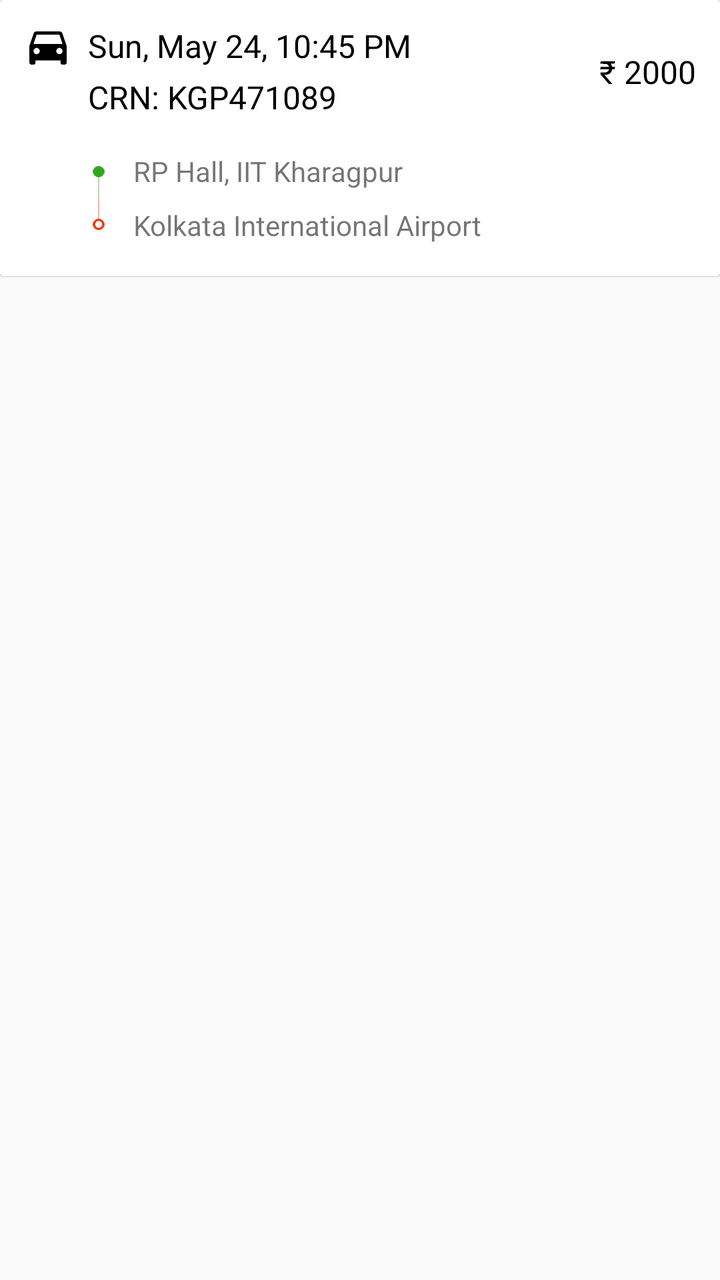
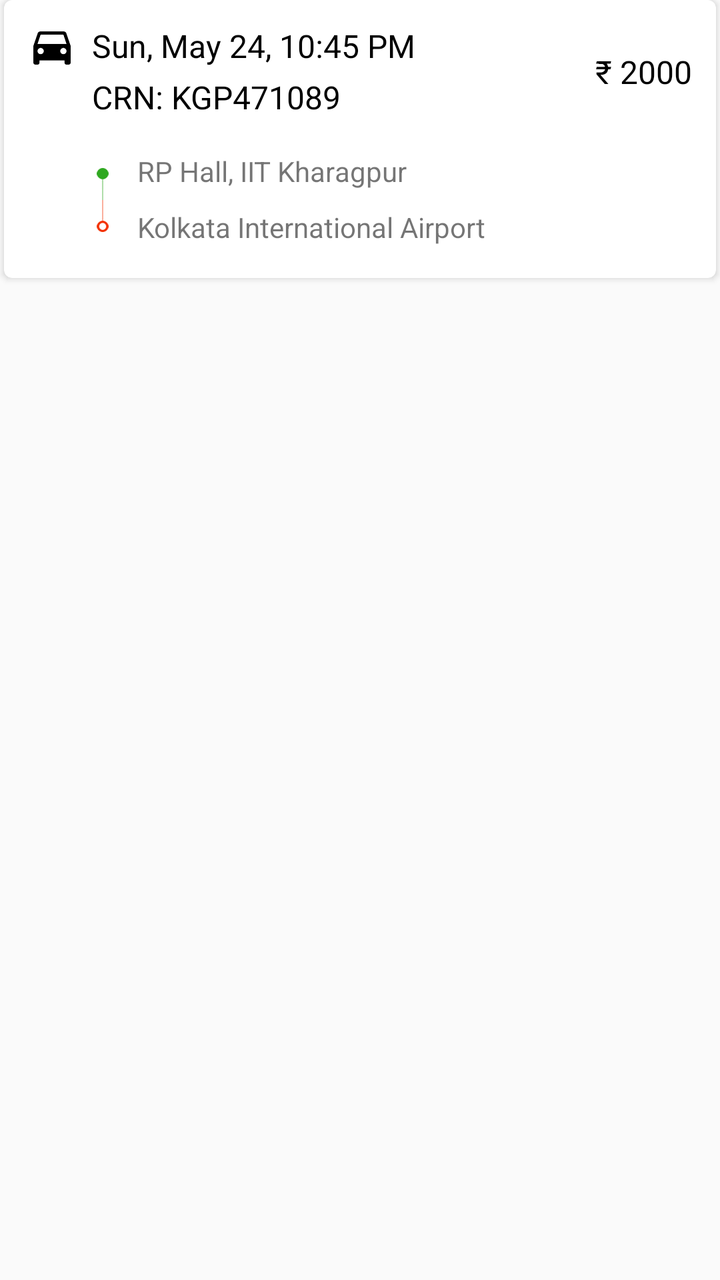

An Android layout rendered at two revisions. The XML below is the earlier revision; the diff shows what the commit changed to produce the second picture.
<!-- AndroidManifest.xml: application theme AppTheme -->
<!-- res/layout/layout_trips.xml -->
<?xml version="1.0" encoding="utf-8"?>
<LinearLayout xmlns:android="http://schemas.android.com/apk/res/android"
    xmlns:app="http://schemas.android.com/apk/res-auto"
    xmlns:tools="http://schemas.android.com/tools"
    android:layout_width="wrap_content"
    android:layout_height="wrap_content">

    <LinearLayout
        android:layout_width="match_parent"
        android:layout_height="wrap_content"
        tools:ignore="UselessParent">

        <android.support.v7.widget.CardView
            android:layout_width="match_parent"
            android:layout_height="wrap_content"
            android:layout_marginBottom="0.5dp"
            app:contentPadding="12dp">

            <RelativeLayout
                android:layout_width="match_parent"
                android:layout_height="wrap_content">

                <ImageView
                    android:id="@+id/trips_cab_logo"
                    android:layout_width="24dp"
                    android:layout_height="24dp"
                    android:layout_alignParentTop="true"
                    android:background="@drawable/ic_app_logo"
                    tools:ignore="ContentDescription" />

                <RelativeLayout
                    android:id="@+id/trips_info_layout"
                    android:layout_width="match_parent"
                    android:layout_height="48dp"
                    android:layout_alignTop="@+id/trips_cab_logo"
                    android:layout_marginStart="8dp"
                    android:layout_toEndOf="@+id/trips_cab_logo">

                    <LinearLayout
                        android:layout_width="match_parent"
                        android:layout_height="wrap_content"
                        android:layout_toStartOf="@+id/trips_fare"
                        android:orientation="vertical">

                        <TextView
                            android:id="@+id/trips_start_time"
                            style="@style/body1"
                            android:layout_width="wrap_content"
                            android:layout_height="match_parent"
                            android:text="Sun, May 24, 10:45 PM" />

                        <LinearLayout
                            android:layout_width="wrap_content"
                            android:layout_height="wrap_content"
                            android:layout_marginTop="4dp">

                            <TextView
                                style="@style/body1"
                                android:layout_width="wrap_content"
                                android:layout_height="wrap_content"
                                android:layout_marginEnd="4dp"
                                android:text="@string/crn" />

                            <TextView
                                android:id="@+id/trips_id"
                                style="@style/body1"
                                android:layout_width="wrap_content"
                                android:layout_height="wrap_content"
                                android:text="KGP471089" />

                        </LinearLayout>

                    </LinearLayout>

                    <TextView
                        android:id="@+id/trips_fare"
                        style="@style/body1"
                        android:layout_width="wrap_content"
                        android:layout_height="wrap_content"
                        android:layout_alignParentTop="true"
                        android:layout_alignParentEnd="true"
                        android:layout_alignParentBottom="true"
                        android:gravity="center_vertical"
                        android:text="₹ 2000" />

                </RelativeLayout>

                <LinearLayout
                    android:layout_width="wrap_content"
                    android:layout_height="wrap_content"
                    android:layout_below="@+id/trips_info_layout"
                    android:layout_alignStart="@+id/trips_info_layout"
                    android:layout_marginTop="12dp"
                    android:orientation="vertical">

                    <RelativeLayout
                        android:layout_width="wrap_content"
                        android:layout_height="0dp"
                        android:layout_weight="1">

                        <ImageView
                            android:id="@+id/pickup_icon"
                            android:layout_width="wrap_content"
                            android:layout_height="16dp"
                            android:layout_marginTop="11dp"
                            android:background="@null"
                            android:src="@mipmap/ic_pickup"
                            tools:ignore="ContentDescription" />

                        <LinearLayout
                            android:layout_width="match_parent"
                            android:layout_height="wrap_content"
                            android:layout_toEndOf="@id/pickup_icon"
                            android:gravity="center_vertical">

                            <TextView
                                android:id="@+id/trips_pickup"
                                android:layout_width="match_parent"
                                android:layout_height="match_parent"
                                android:layout_marginStart="12dp"
                                android:layout_marginTop="4dp"
                                android:layout_marginBottom="4dp"
                                android:maxLines="2"
                                android:text="RP Hall, IIT Kharagpur" />

                        </LinearLayout>

                    </RelativeLayout>

                    <RelativeLayout
                        android:layout_width="wrap_content"
                        android:layout_height="0dp"
                        android:layout_weight="1">

                        <ImageView
                            android:id="@+id/drop_icon"
                            android:layout_width="wrap_content"
                            android:layout_height="16dp"
                            android:background="@null"
                            android:src="@mipmap/ic_drop"
                            tools:ignore="ContentDescription" />

                        <LinearLayout
                            android:layout_width="match_parent"
                            android:layout_height="wrap_content"
                            android:layout_toEndOf="@id/drop_icon"
                            android:gravity="center_vertical">

                            <TextView
                                android:id="@+id/trips_drop"
                                android:layout_width="match_parent"
                                android:layout_height="match_parent"
                                android:layout_marginStart="12dp"
                                android:layout_marginTop="4dp"
                                android:layout_marginBottom="4dp"
                                android:maxLines="2"
                                android:text="Kolkata International Airport" />

                        </LinearLayout>

                    </RelativeLayout>

                </LinearLayout>

            </RelativeLayout>

        </android.support.v7.widget.CardView>

    </LinearLayout>

</LinearLayout>
<!-- resources referenced by this layout -->
<resources>
  <!-- drawable ic_app_logo: png bitmap (drawable, 3313 bytes) -->
  <!-- mipmap ic_drop: png bitmap (mipmap-xhdpi, 792 bytes) -->
  <!-- mipmap ic_pickup: png bitmap (mipmap-xhdpi, 627 bytes) -->
  <string name="crn">CRN:</string>
  <style name="body1">
          <item name="android:fontFamily">roboto-medium</item>
          <item name="android:textSize">16sp</item>
          <item name="android:textColor">@color/colorPrimary</item>
      </style>
  <style name="AppTheme" parent="Base.Theme.AppCompat.Light.DarkActionBar">
          <item name="colorPrimary">@color/colorPrimary</item>
          <item name="colorPrimaryDark">@color/colorPrimaryDark</item>
          <item name="colorAccent">@color/colorAccent</item>
      </style>
  <color name="colorPrimary">#000000</color>
  <color name="colorPrimaryDark">#000000</color>
  <color name="colorAccent">#000000</color>
</resources>

<!-- the commit's change to res/layout/layout_trips.xml (unified diff, before → after) -->
@@ -5,167 +5,164 @@
     android:layout_width="wrap_content"
     android:layout_height="wrap_content">
 
-    <LinearLayout
+    <android.support.v7.widget.CardView
         android:layout_width="match_parent"
         android:layout_height="wrap_content"
-        tools:ignore="UselessParent">
+        android:layout_marginStart="2dp"
+        android:layout_marginEnd="2dp"
+        android:layout_marginBottom="4dp"
+        app:cardCornerRadius="4dp"
+        app:cardElevation="2dp"
+        app:contentPadding="12dp">
 
-        <android.support.v7.widget.CardView
+        <RelativeLayout
             android:layout_width="match_parent"
-            android:layout_height="wrap_content"
-            android:layout_marginBottom="0.5dp"
-            app:contentPadding="12dp">
+            android:layout_height="wrap_content">
+
+            <ImageView
+                android:id="@+id/trips_cab_logo"
+                android:layout_width="24dp"
+                android:layout_height="24dp"
+                android:layout_alignParentTop="true"
+                android:background="@drawable/ic_app_logo"
+                tools:ignore="ContentDescription" />
 
             <RelativeLayout
+                android:id="@+id/trips_info_layout"
                 android:layout_width="match_parent"
-                android:layout_height="wrap_content">
+                android:layout_height="48dp"
+                android:layout_alignTop="@+id/trips_cab_logo"
+                android:layout_marginStart="8dp"
+                android:layout_toEndOf="@+id/trips_cab_logo">
 
-                <ImageView
-                    android:id="@+id/trips_cab_logo"
-                    android:layout_width="24dp"
-                    android:layout_height="24dp"
+                <LinearLayout
+                    android:layout_width="match_parent"
+                    android:layout_height="wrap_content"
+                    android:layout_toStartOf="@+id/trips_fare"
+                    android:orientation="vertical">
+
+                    <TextView
+                        android:id="@+id/trips_start_time"
+                        style="@style/body1"
+                        android:layout_width="wrap_content"
+                        android:layout_height="match_parent"
+                        android:text="Sun, May 24, 10:45 PM" />
+
+                    <LinearLayout
+                        android:layout_width="wrap_content"
+                        android:layout_height="wrap_content"
+                        android:layout_marginTop="4dp">
+
+                        <TextView
+                            style="@style/body1"
+                            android:layout_width="wrap_content"
+                            android:layout_height="wrap_content"
+                            android:layout_marginEnd="4dp"
+                            android:text="@string/crn" />
+
+                        <TextView
+                            android:id="@+id/trips_id"
+                            style="@style/body1"
+                            android:layout_width="wrap_content"
+                            android:layout_height="wrap_content"
+                            android:text="KGP471089" />
+
+                    </LinearLayout>
+
+                </LinearLayout>
+
+                <TextView
+                    android:id="@+id/trips_fare"
+                    style="@style/body1"
+                    android:layout_width="wrap_content"
+                    android:layout_height="wrap_content"
                     android:layout_alignParentTop="true"
-                    android:background="@drawable/ic_app_logo"
-                    tools:ignore="ContentDescription" />
+                    android:layout_alignParentEnd="true"
+                    android:layout_alignParentBottom="true"
+                    android:gravity="center_vertical"
+                    android:text="₹ 2000" />
+
+            </RelativeLayout>
+
+            <LinearLayout
+                android:layout_width="wrap_content"
+                android:layout_height="wrap_content"
+                android:layout_below="@+id/trips_info_layout"
+                android:layout_alignStart="@+id/trips_info_layout"
+                android:layout_marginTop="12dp"
+                android:orientation="vertical">
 
                 <RelativeLayout
-                    android:id="@+id/trips_info_layout"
-                    android:layout_width="match_parent"
-                    android:layout_height="48dp"
-                    android:layout_alignTop="@+id/trips_cab_logo"
-                    android:layout_marginStart="8dp"
-                    android:layout_toEndOf="@+id/trips_cab_logo">
+                    android:layout_width="wrap_content"
+                    android:layout_height="0dp"
+                    android:layout_weight="1">
+
+                    <ImageView
+                        android:id="@+id/pickup_icon"
+                        android:layout_width="wrap_content"
+                        android:layout_height="16dp"
+                        android:layout_marginTop="12dp"
+                        android:background="@null"
+                        android:src="@mipmap/ic_pickup"
+                        tools:ignore="ContentDescription" />
 
                     <LinearLayout
                         android:layout_width="match_parent"
                         android:layout_height="wrap_content"
-                        android:layout_toStartOf="@+id/trips_fare"
-                        android:orientation="vertical">
+                        android:layout_toEndOf="@id/pickup_icon"
+                        android:gravity="center_vertical">
 
                         <TextView
-                            android:id="@+id/trips_start_time"
-                            style="@style/body1"
-                            android:layout_width="wrap_content"
+                            android:id="@+id/trips_pickup"
+                            android:layout_width="match_parent"
                             android:layout_height="match_parent"
-                            android:text="Sun, May 24, 10:45 PM" />
-
-                        <LinearLayout
-                            android:layout_width="wrap_content"
-                            android:layout_height="wrap_content"
-                            android:layout_marginTop="4dp">
-
-                            <TextView
-                                style="@style/body1"
-                                android:layout_width="wrap_content"
-                                android:layout_height="wrap_content"
-                                android:layout_marginEnd="4dp"
-                                android:text="@string/crn" />
-
-                            <TextView
-                                android:id="@+id/trips_id"
-                                style="@style/body1"
-                                android:layout_width="wrap_content"
-                                android:layout_height="wrap_content"
-                                android:text="KGP471089" />
-
-                        </LinearLayout>
+                            android:layout_marginStart="12dp"
+                            android:layout_marginTop="4dp"
+                            android:layout_marginBottom="4dp"
+                            android:maxLines="2"
+                            android:text="RP Hall, IIT Kharagpur" />
 
                     </LinearLayout>
 
-                    <TextView
-                        android:id="@+id/trips_fare"
-                        style="@style/body1"
+                </RelativeLayout>
+
+                <RelativeLayout
+                    android:layout_width="wrap_content"
+                    android:layout_height="0dp"
+                    android:layout_weight="1">
+
+                    <ImageView
+                        android:id="@+id/drop_icon"
                         android:layout_width="wrap_content"
+                        android:layout_height="16dp"
+                        android:background="@null"
+                        android:src="@mipmap/ic_drop"
+                        tools:ignore="ContentDescription" />
+
+                    <LinearLayout
+                        android:layout_width="match_parent"
                         android:layout_height="wrap_content"
-                        android:layout_alignParentTop="true"
-                        android:layout_alignParentEnd="true"
-                        android:layout_alignParentBottom="true"
-                        android:gravity="center_vertical"
-                        android:text="₹ 2000" />
+                        android:layout_toEndOf="@id/drop_icon"
+                        android:gravity="center_vertical">
+
+                        <TextView
+                            android:id="@+id/trips_drop"
+                            android:layout_width="match_parent"
+                            android:layout_height="match_parent"
+                            android:layout_marginStart="12dp"
+                            android:layout_marginTop="4dp"
+                            android:layout_marginBottom="4dp"
+                            android:maxLines="2"
+                            android:text="Kolkata International Airport" />
+
+                    </LinearLayout>
 
                 </RelativeLayout>
 
-                <LinearLayout
-                    android:layout_width="wrap_content"
-                    android:layout_height="wrap_content"
-                    android:layout_below="@+id/trips_info_layout"
-                    android:layout_alignStart="@+id/trips_info_layout"
-                    android:layout_marginTop="12dp"
-                    android:orientation="vertical">
+            </LinearLayout>
 
-                    <RelativeLayout
-                        android:layout_width="wrap_content"
-                        android:layout_height="0dp"
-                        android:layout_weight="1">
+        </RelativeLayout>
 
-                        <ImageView
-                            android:id="@+id/pickup_icon"
-                            android:layout_width="wrap_content"
-                            android:layout_height="16dp"
-                            android:layout_marginTop="11dp"
-                            android:background="@null"
-                            android:src="@mipmap/ic_pickup"
-                            tools:ignore="ContentDescription" />
-
-                        <LinearLayout
-                            android:layout_width="match_parent"
-                            android:layout_height="wrap_content"
-                            android:layout_toEndOf="@id/pickup_icon"
-                            android:gravity="center_vertical">
-
-                            <TextView
-                                android:id="@+id/trips_pickup"
-                                android:layout_width="match_parent"
-                                android:layout_height="match_parent"
-                                android:layout_marginStart="12dp"
-                                android:layout_marginTop="4dp"
-                                android:layout_marginBottom="4dp"
-                                android:maxLines="2"
-                                android:text="RP Hall, IIT Kharagpur" />
-
-                        </LinearLayout>
-
-                    </RelativeLayout>
-
-                    <RelativeLayout
-                        android:layout_width="wrap_content"
-                        android:layout_height="0dp"
-                        android:layout_weight="1">
-
-                        <ImageView
-                            android:id="@+id/drop_icon"
-                            android:layout_width="wrap_content"
-                            android:layout_height="16dp"
-                            android:background="@null"
-                            android:src="@mipmap/ic_drop"
-                            tools:ignore="ContentDescription" />
-
-                        <LinearLayout
-                            android:layout_width="match_parent"
-                            android:layout_height="wrap_content"
-                            android:layout_toEndOf="@id/drop_icon"
-                            android:gravity="center_vertical">
-
-                            <TextView
-                                android:id="@+id/trips_drop"
-                                android:layout_width="match_parent"
-                                android:layout_height="match_parent"
-                                android:layout_marginStart="12dp"
-                                android:layout_marginTop="4dp"
-                                android:layout_marginBottom="4dp"
-                                android:maxLines="2"
-                                android:text="Kolkata International Airport" />
-
-                        </LinearLayout>
-
-                    </RelativeLayout>
-
-                </LinearLayout>
-
-            </RelativeLayout>
-
-        </android.support.v7.widget.CardView>
-
-    </LinearLayout>
+    </android.support.v7.widget.CardView>
 
 </LinearLayout>
